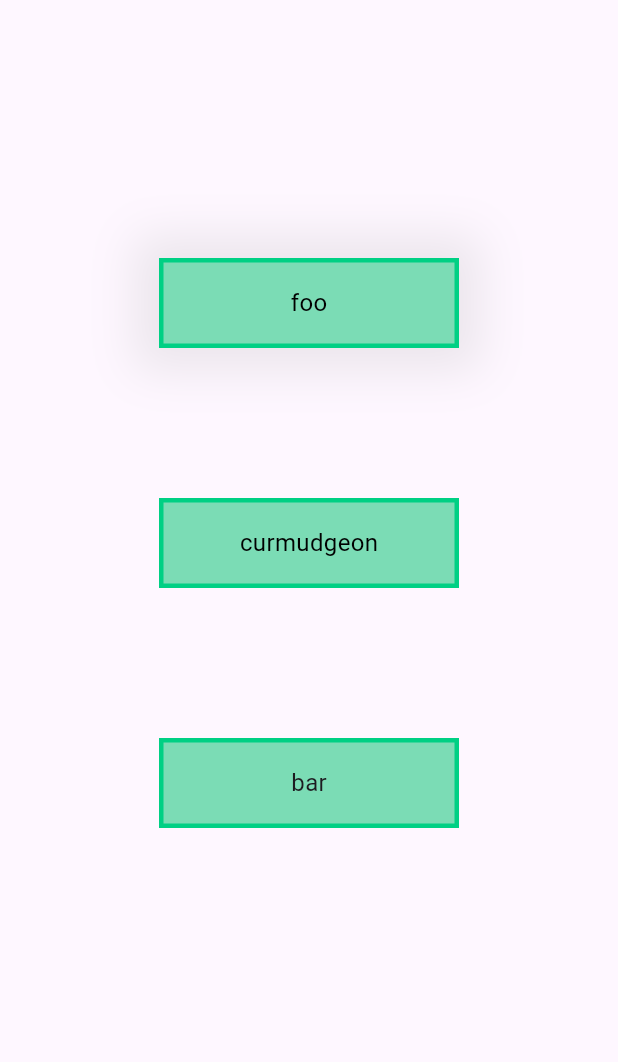
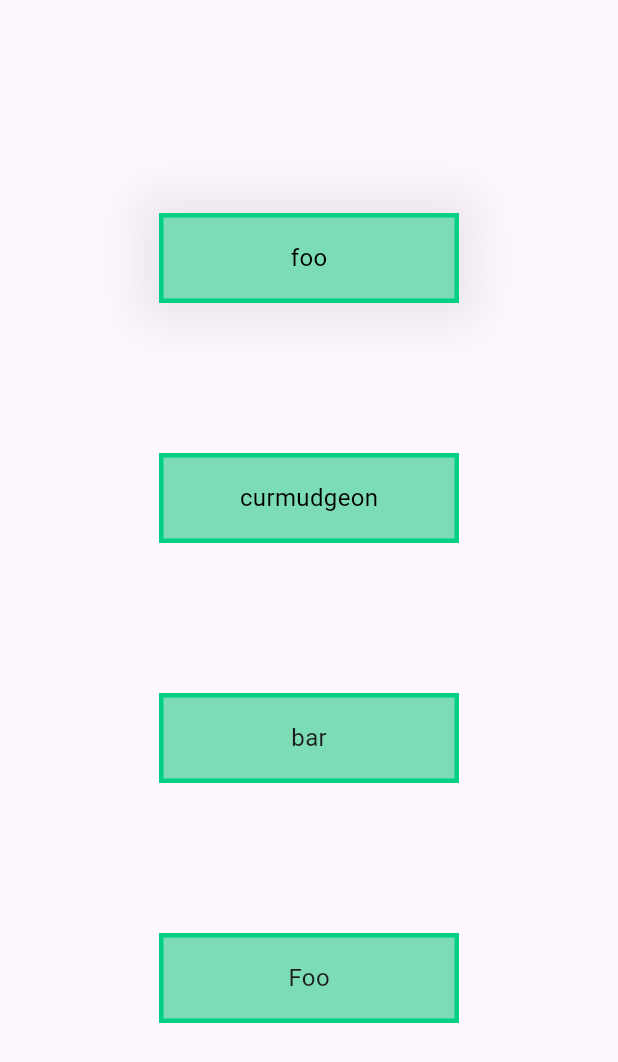
Before and after one commit to fadyZaherEng/DifferentAnimationWidget, a Flutter app: the screen it shows after launch, on a phone screen of 412 x 824 dp. Shown: the top 1062 px of the screen. Run offline on Flutter 3.47's test engine with Material 3 defaults, Android fonts, the phone set to English and light mode, and no system bars; our stand-ins replace like_button, page_transition.

Commit message:
animation

```diff
--- a/lib/custom_explicit_animation/custom_button_anim.dart
+++ b/lib/custom_explicit_animation/custom_button_anim.dart
@@ -26,7 +26,6 @@ class _CustomBtnAnimState extends State<CustomBtnAnim>
   bool _opacityBtn1 = false;
   bool _opacityBtn2 = false;
   bool _opacityBtn3 = false;
-  Animation<double>? _animationDouble;
   Animation<ContainerDetails>? _animation;
 
   @override
@@ -40,12 +39,12 @@ class _CustomBtnAnimState extends State<CustomBtnAnim>
     );
     _animation = Tween<ContainerDetails>(
       begin: ContainerDetails(0, 0, 0),
-      end: ContainerDetails(200, 50, 2),
+      end: ContainerDetails(200, 60, 3),
     ).animate(
       CurvedAnimation(
         parent: animationController!,
-        curve: Curves.linear,
-        reverseCurve: Curves.elasticOut.flipped,
+        curve: Curves.easeOutBack,
+        reverseCurve: Curves.easeOutBack.flipped,
       ),
     );
   }
@@ -76,9 +75,9 @@ class _CustomBtnAnimState extends State<CustomBtnAnim>
             const SizedBox(
               height: 100,
             ),
-            // OutlineButtonTransition(
-            //   borderWidth: _animation!,
-            // ),
+            OutlineButtonTransition(
+              borderWidth: _animation!,
+            ),
           ],
         ),
       ),
@@ -487,12 +486,35 @@ class OutlineButtonTransition extends AnimatedWidget {
   Animation<ContainerDetails> get borderWidth =>
       listenable as Animation<ContainerDetails>;
 
-  const OutlineButtonTransition({super.key, borderWidth})
+  OutlineButtonTransition({super.key, borderWidth})
       : super(listenable: borderWidth);
-
+  bool opacity = false;
   @override
   Widget build(BuildContext context) {
-    return Container(
+    return InkWell(
+      onTap: () {
+        //   opacity = !opacity;
+        animationController!.forward(
+          from: 0,
+        );
+        Future.delayed(const Duration(
+          milliseconds: 1500,
+        )).then(
+          (value) {
+            //     opacity = !opacity;
+            animationController!.reverse(
+              from: 1,
+            );
+          },
+        );
+      },
+      child: SizedBox(
+        height: 60,
+        width: 200,
+        child: Stack(
+          alignment: Alignment.center,
+          children: [
+            Container(
               height: 60,
               width: 200,
               decoration: BoxDecoration(
@@ -502,42 +524,32 @@ class OutlineButtonTransition extends AnimatedWidget {
                   width: 3,
                 ),
               ),
-      child: Stack(
-        alignment: Alignment.center,
-        children: [
+              child: Center(
+                child: Text(
+                  "Foo",
+                  style: TextStyle(
+                    fontSize: 16,
+                    color: opacity ? Colors.white : null,
+                  ),
+                ),
+              ),
+            ),
             AnimatedContainer(
               duration: const Duration(
                 milliseconds: 700,
               ),
-            height: 60,
-            width: 200,
+              height: borderWidth.value.height,
+              width: borderWidth.value.width,
               decoration: BoxDecoration(
-              color: const Color(0xFF7bdcb5),
                 border: Border.all(
                   color: Colors.white,
-                width: 3,
-              ),
-            ),
-          ),
-          MaterialButton(
-            onPressed: () {
-              animationController!.forward();
-              Future.delayed(const Duration(
-                milliseconds: 700,
-              )).then(
-                (value) => animationController!.reverse(),
-              );
-            },
-            child: const Text(
-              'Click Me',
-              style: TextStyle(
-                fontSize: 16,
-                color: Colors.white,
+                  width: borderWidth.value.borderWidth,
                 ),
               ),
             ),
           ],
         ),
+      ),
     );
   }
 }
--- a/lib/custom_explicit_animation/custom_explicit_animated_widget.dart
+++ b/lib/custom_explicit_animation/custom_explicit_animated_widget.dart
@@ -36,7 +36,7 @@ class _CustomAnimatedWidgetState extends State<CustomAnimatedWidget>
     ).animate(
       CurvedAnimation(
         parent: animationController!,
-        curve: Curves.linear,
+        curve: Curves.easeOutBack,
         reverseCurve: Curves.easeOutBack.flipped,
       ),
     );
```
Lines whose indentation alone changed are shown as unchanged.
